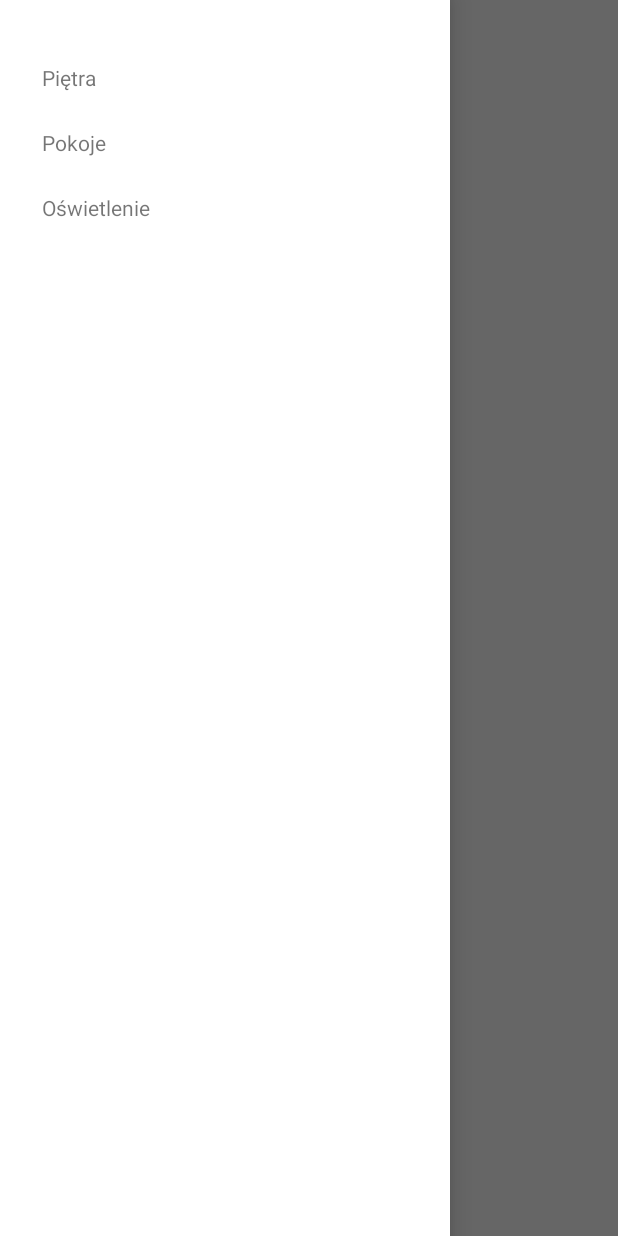
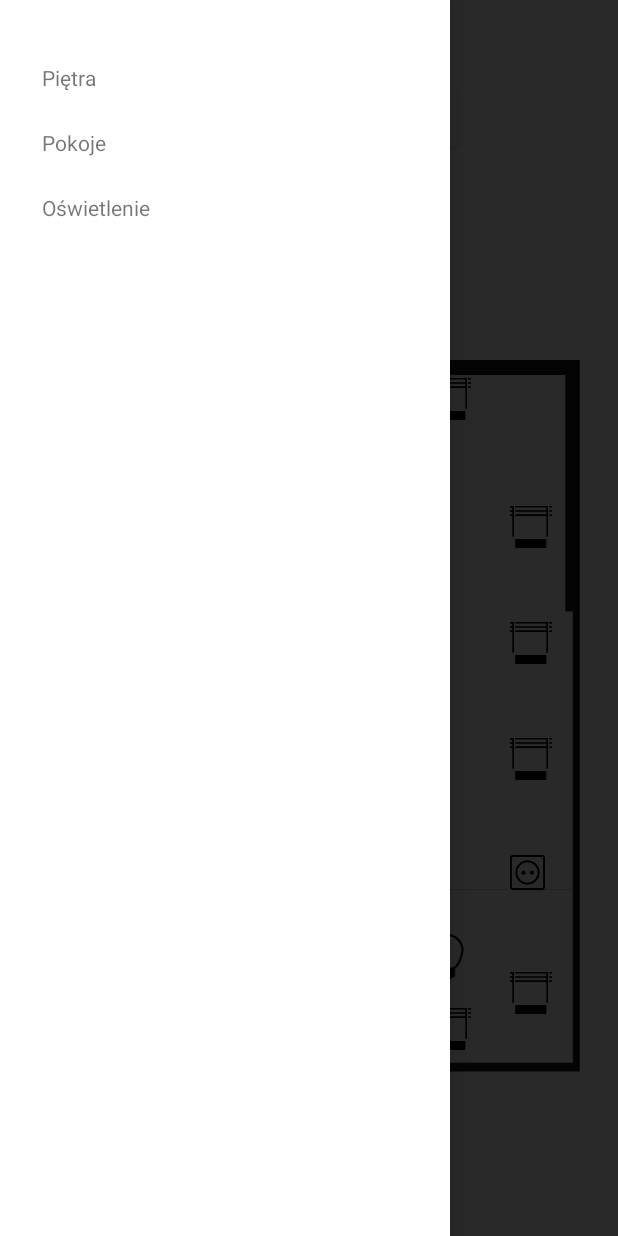
Before and after one commit to JakubManka/InteligentBuilding, an Android app: the screen it shows after launch (MainActivity before the commit, FloorActivity after it), with the side drawer open, on a phone screen of 412 x 824 dp. Run offline under Robolectric (Android 15) with nearby library versions, the phone set to English and light mode, and no system bars.

Commit message:
update house plan

```diff
--- a/app/src/main/java/pwr/inteligentbuilding/activity/FloorActivity.java
+++ b/app/src/main/java/pwr/inteligentbuilding/activity/FloorActivity.java
@@ -5,16 +5,19 @@ import static android.view.WindowManager.LayoutParams.FLAG_FULLSCREEN;
 import androidx.appcompat.app.AppCompatActivity;
 import androidx.drawerlayout.widget.DrawerLayout;
 
-import android.graphics.drawable.Drawable;
 import android.os.Bundle;
 import android.view.View;
 import android.widget.ImageView;
 import android.widget.LinearLayout;
+import android.widget.RelativeLayout;
 
 import pwr.inteligentbuilding.R;
 
 public class FloorActivity extends AppCompatActivity {
     DrawerLayout drawerLayout;
+    LinearLayout firstFloor;
+    LinearLayout groundFloor;
+    RelativeLayout gate;
 
     @Override
     protected void onCreate(Bundle savedInstanceState) {
@@ -22,30 +25,44 @@ public class FloorActivity extends AppCompatActivity {
         setContentView(R.layout.activity_floor);
         getWindow().setFlags(FLAG_FULLSCREEN, FLAG_FULLSCREEN);
 
+        firstFloor = findViewById(R.id.first_floor);
+        groundFloor = findViewById(R.id.ground_floor);
         drawerLayout = findViewById(R.id.drawerLayout);
+        gate = findViewById(R.id.gate);
+    }
 
-
-    }
-    public void ClickMenu(View view){
+    public void ClickMenu(View view) {
         MainActivity.openDrawer(drawerLayout);
     }
 
-    public void ClickFloor(View view){
+    public void ClickFloor(View view) {
         MainActivity.redirectActivity(this, FloorActivity.class);
     }
 
-    public void ClickRoom(View view){
+    public void ClickRoom(View view) {
         MainActivity.redirectActivity(this, RoomActivity.class);
     }
 
-    public void ClickLight(View view){
+    public void ClickLight(View view) {
         MainActivity.redirectActivity(this, LightActivity.class);
+    }
+
+    public void handleFirstFloorClick(View view) {
+        gate.setVisibility(View.GONE);
+        groundFloor.setVisibility(View.GONE);
+        firstFloor.setVisibility(View.VISIBLE);
+    }
+
+    public void handleGroundFloorClick(View view) {
+        gate.setVisibility(View.VISIBLE);
+        firstFloor.setVisibility(View.GONE);
+        groundFloor.setVisibility(View.VISIBLE);
     }
 
     public void handleLightClick(View view) {
         ImageView light = (ImageView) view;
-        if(light.getTag() != null){
-            int tag = (int)light.getTag();
+        if (light.getTag() != null) {
+            int tag = (int) light.getTag();
             if (tag == R.drawable.ic_light_off) {
                 light.setImageResource(R.drawable.ic_light_on);
                 light.setTag(R.drawable.ic_light_on);
@@ -53,15 +70,16 @@ public class FloorActivity extends AppCompatActivity {
                 light.setImageResource(R.drawable.ic_light_off);
                 light.setTag(R.drawable.ic_light_off);
             }
-        }else{
+        } else {
             light.setImageResource(R.drawable.ic_light_on);
             light.setTag(R.drawable.ic_light_on);
         }
     }
+
     public void handleSocketClick(View view) {
         ImageView socket = (ImageView) view;
-        if(socket.getTag() != null){
-            int tag = (int)socket.getTag();
+        if (socket.getTag() != null) {
+            int tag = (int) socket.getTag();
             if (tag == R.drawable.ic_socket_off) {
                 socket.setImageResource(R.drawable.ic_socket_on);
                 socket.setTag(R.drawable.ic_socket_on);
@@ -69,15 +87,16 @@ public class FloorActivity extends AppCompatActivity {
                 socket.setImageResource(R.drawable.ic_socket_off);
                 socket.setTag(R.drawable.ic_socket_off);
             }
-        }else{
+        } else {
             socket.setImageResource(R.drawable.ic_socket_on);
             socket.setTag(R.drawable.ic_socket_on);
         }
     }
+
     public void handleSunblindClick(View view) {
         ImageView sunblind = (ImageView) view;
-        if(sunblind.getTag() != null){
-            int tag = (int)sunblind.getTag();
+        if (sunblind.getTag() != null) {
+            int tag = (int) sunblind.getTag();
             if (tag == R.drawable.ic_sunblind_off) {
                 sunblind.setImageResource(R.drawable.ic_sunblind_on);
                 sunblind.setTag(R.drawable.ic_sunblind_on);
@@ -85,15 +104,16 @@ public class FloorActivity extends AppCompatActivity {
                 sunblind.setImageResource(R.drawable.ic_sunblind_off);
                 sunblind.setTag(R.drawable.ic_sunblind_off);
             }
-        }else{
+        } else {
             sunblind.setImageResource(R.drawable.ic_sunblind_on);
             sunblind.setTag(R.drawable.ic_sunblind_on);
         }
     }
+
     public void handleSensorClick(View view) {
         ImageView sensor = (ImageView) view;
-        if(sensor.getTag() != null){
-            int tag = (int)sensor.getTag();
+        if (sensor.getTag() != null) {
+            int tag = (int) sensor.getTag();
             if (tag == R.drawable.ic_sensor_off) {
                 sensor.setImageResource(R.drawable.ic_sensor_on);
                 sensor.setTag(R.drawable.ic_sensor_on);
@@ -101,15 +121,16 @@ public class FloorActivity extends AppCompatActivity {
                 sensor.setImageResource(R.drawable.ic_sensor_off);
                 sensor.setTag(R.drawable.ic_sensor_off);
             }
-        }else{
+        } else {
             sensor.setImageResource(R.drawable.ic_sensor_on);
             sensor.setTag(R.drawable.ic_sensor_on);
         }
     }
+
     public void handleGateClick(View view) {
         ImageView gate = (ImageView) view;
-        if(gate.getTag() != null){
-            int tag = (int)gate.getTag();
+        if (gate.getTag() != null) {
+            int tag = (int) gate.getTag();
             if (tag == R.drawable.ic_gate_off) {
                 gate.setImageResource(R.drawable.ic_gate_on);
                 gate.setTag(R.drawable.ic_gate_on);
@@ -117,7 +138,7 @@ public class FloorActivity extends AppCompatActivity {
                 gate.setImageResource(R.drawable.ic_gate_off);
                 gate.setTag(R.drawable.ic_gate_off);
             }
-        }else{
+        } else {
             gate.setImageResource(R.drawable.ic_gate_on);
             gate.setTag(R.drawable.ic_gate_on);
         }
--- a/app/src/main/res/layout/activity_floor.xml
+++ b/app/src/main/res/layout/activity_floor.xml
@@ -25,6 +25,7 @@
                 android:layout_height="wrap_content"
                 android:layout_marginEnd="10dp"
                 android:backgroundTint="@color/white"
+                android:onClick="handleFirstFloorClick"
                 android:text="@string/floor"
                 android:textColor="@color/black" />
 
@@ -33,6 +34,7 @@
                 android:layout_height="wrap_content"
                 android:layout_marginStart="10dp"
                 android:backgroundTint="@color/white"
+                android:onClick="handleGroundFloorClick"
                 android:text="@string/ground_floor"
                 android:textColor="@color/black" />
 
@@ -561,6 +563,15 @@
 
             </LinearLayout>
         </LinearLayout>
+        <LinearLayout
+            android:id="@+id/first_floor"
+            android:layout_width="match_parent"
+            android:layout_height="match_parent"
+            android:background="@drawable/ic_pietro1"
+            android:orientation="horizontal"
+            android:visibility="gone">
+
+        </LinearLayout>
     </LinearLayout>
 
 <RelativeLayout
@@ -568,10 +579,10 @@
     android:layout_height="match_parent"
     android:layout_marginBottom="55dp"
     android:layout_marginStart="60dp"
+    android:id="@+id/gate"
     android:gravity="bottom">
 
     <ImageView
-        android:id="@+id/gate"
         android:layout_width="50dp"
         android:layout_height="50dp"
         android:onClick="handleGateClick"
```
Also changed, not shown: app/src/main/AndroidManifest.xml (+4 -4 lines).
